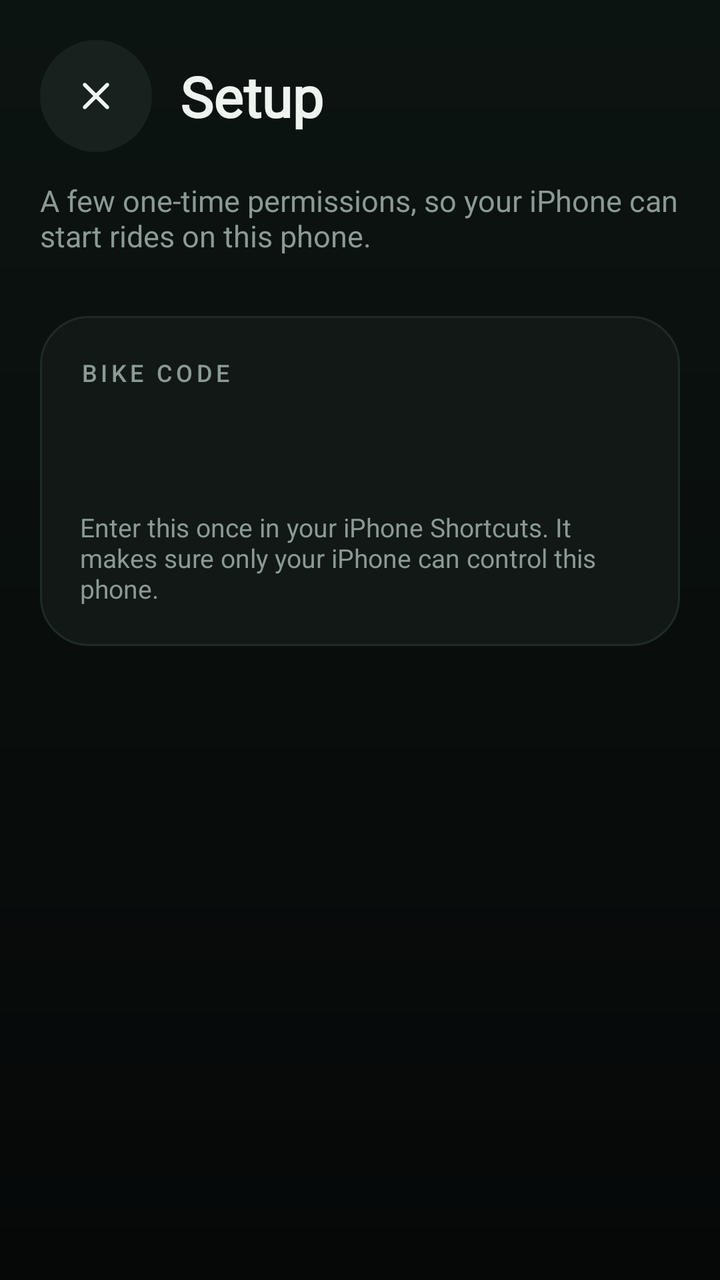
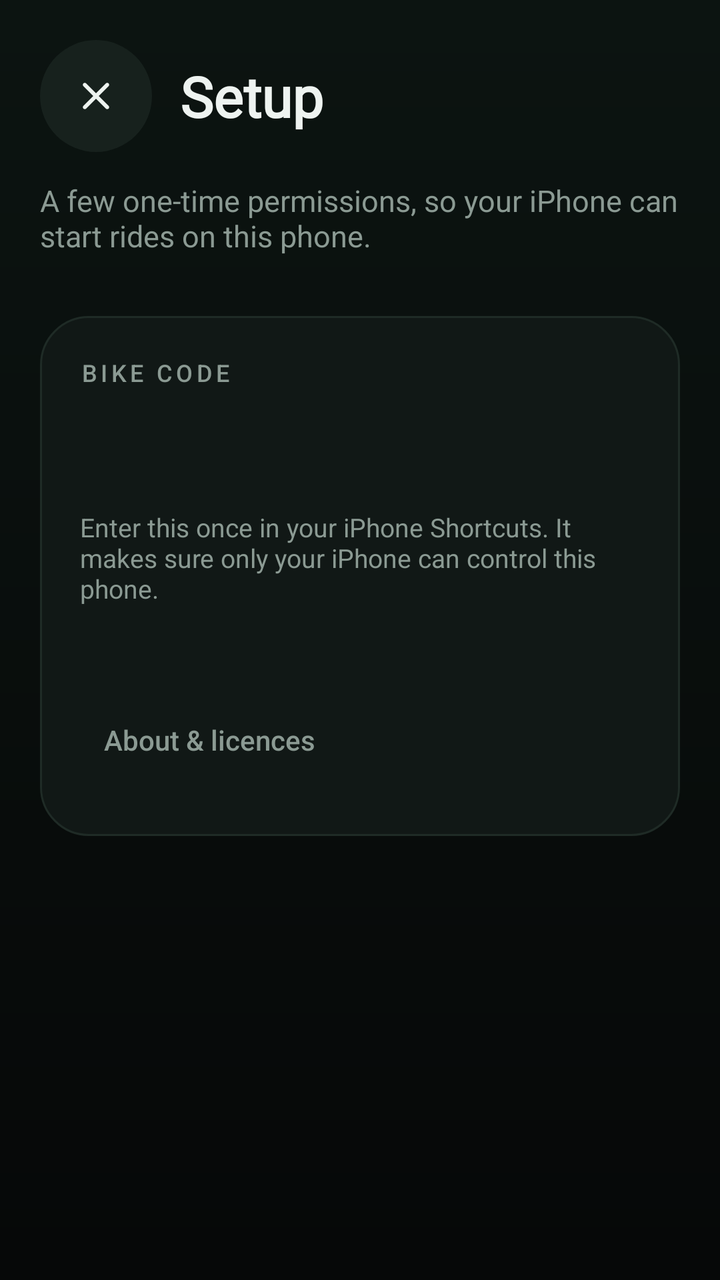

Two renders of the same Android screen: before a commit and after it. Below are the layout's source before the change and the commit's diff.
<!-- AndroidManifest.xml: application theme Theme.BikeLink -->
<!-- res/layout/activity_setup.xml -->
<?xml version="1.0" encoding="utf-8"?>
<ScrollView xmlns:android="http://schemas.android.com/apk/res/android"
    android:layout_width="match_parent"
    android:layout_height="match_parent"
    android:background="@drawable/bg_screen"
    android:fillViewport="true"
    android:fitsSystemWindows="true">

    <LinearLayout
        android:layout_width="match_parent"
        android:layout_height="wrap_content"
        android:orientation="vertical"
        android:padding="20dp">

        <LinearLayout
            android:layout_width="match_parent"
            android:layout_height="wrap_content"
            android:gravity="center_vertical"
            android:orientation="horizontal">

            <ImageButton
                android:id="@+id/close"
                android:layout_width="56dp"
                android:layout_height="56dp"
                android:scaleType="center"
                android:background="@drawable/bg_round_button"
                android:backgroundTint="@color/surface_raised"
                android:contentDescription="@string/close"
                android:src="@drawable/ic_close"
                android:tint="@color/text_primary" />

            <TextView
                android:layout_width="0dp"
                android:layout_height="wrap_content"
                android:layout_marginStart="14dp"
                android:layout_weight="1"
                android:fontFamily="@font/space_grotesk"
                android:text="@string/setup_title"
                android:textColor="@color/text_primary"
                android:textSize="28sp"
                android:textStyle="bold" />

            <TextView
                android:id="@+id/setup_summary"
                android:layout_width="wrap_content"
                android:layout_height="wrap_content"
                android:textColor="@color/text_secondary"
                android:textSize="14sp" />
        </LinearLayout>

        <TextView
            android:layout_width="match_parent"
            android:layout_height="wrap_content"
            android:layout_marginTop="14dp"
            android:text="@string/setup_intro"
            android:textColor="@color/text_secondary"
            android:textSize="15sp" />

        <LinearLayout
            android:id="@+id/setup_steps"
            android:layout_width="match_parent"
            android:layout_height="wrap_content"
            android:layout_marginTop="8dp"
            android:orientation="vertical" />

        <LinearLayout
            android:layout_width="match_parent"
            android:layout_height="wrap_content"
            android:layout_marginTop="22dp"
            android:background="@drawable/bg_card"
            android:orientation="vertical"
            android:padding="20dp">

            <TextView
                android:layout_width="wrap_content"
                android:layout_height="wrap_content"
                android:fontFamily="sans-serif-medium"
                android:letterSpacing="0.15"
                android:text="@string/bike_code_label"
                android:textAllCaps="true"
                android:textColor="@color/text_secondary"
                android:textSize="12sp" />

            <TextView
                android:id="@+id/bike_code"
                android:layout_width="wrap_content"
                android:layout_height="wrap_content"
                android:layout_marginTop="6dp"
                android:fontFamily="@font/space_grotesk"
                android:letterSpacing="0.08"
                android:textColor="@color/accent"
                android:textIsSelectable="true"
                android:textSize="36sp"
                android:textStyle="bold" />

            <TextView
                android:layout_width="match_parent"
                android:layout_height="wrap_content"
                android:layout_marginTop="6dp"
                android:text="@string/bike_code_hint"
                android:textColor="@color/text_secondary"
                android:textSize="13sp" />
        </LinearLayout>
    </LinearLayout>
</ScrollView>
<!-- resources referenced by this layout -->
<resources>
  <color name="accent">#2FD07F</color>
  <color name="surface_raised">#17211D</color>
  <color name="text_primary">#EEF3F0</color>
  <color name="text_secondary">#8B9A93</color>
  <!-- drawable bg_card (drawable) -->
  <?xml version="1.0" encoding="utf-8"?>
  <shape xmlns:android="http://schemas.android.com/apk/res/android">
      <corners android:radius="24dp" />
      <solid android:color="@color/surface" />
      <stroke
          android:width="1dp"
          android:color="@color/surface_stroke" />
  </shape>
  <!-- drawable bg_round_button (drawable) -->
  <?xml version="1.0" encoding="utf-8"?>
  <ripple xmlns:android="http://schemas.android.com/apk/res/android"
      android:color="#33FFFFFF">
      <item>
          <shape android:shape="oval">
              <solid android:color="@android:color/white" />
          </shape>
      </item>
  </ripple>
  <!-- drawable bg_screen (drawable) -->
  <?xml version="1.0" encoding="utf-8"?>
  <shape xmlns:android="http://schemas.android.com/apk/res/android">
      <gradient
          android:angle="270"
          android:endColor="@color/bg_bottom"
          android:startColor="@color/bg_top" />
  </shape>
  <!-- drawable ic_close (drawable) -->
  <?xml version="1.0" encoding="utf-8"?>
  <vector xmlns:android="http://schemas.android.com/apk/res/android"
      android:width="24dp"
      android:height="24dp"
      android:viewportWidth="960"
      android:viewportHeight="960">
      <group android:translateY="960">
          <path
              android:fillColor="@android:color/white"
              android:pathData="M480-424 284-228q-11 11-28 11t-28-11q-11-11-11-28t11-28l196-196-196-196q-11-11-11-28t11-28q11-11 28-11t28 11l196 196 196-196q11-11 28-11t28 11q11 11 11 28t-11 28L536-480l196 196q11 11 11 28t-11 28q-11 11-28 11t-28-11L480-424Z" />
      </group>
  </vector>
  <string name="bike_code_hint">Enter this once in your iPhone Shortcuts. It makes sure only your iPhone can control this phone.</string>
  <string name="bike_code_label">Bike code</string>
  <string name="close">Close</string>
  <string name="setup_intro">A few one-time permissions, so your iPhone can start rides on this phone.</string>
  <string name="setup_title">Setup</string>
  <style name="Theme.BikeLink" parent="@android:style/Theme.Material.NoActionBar">
          <item name="android:colorPrimary">@color/accent</item>
          <item name="android:colorAccent">@color/accent</item>
          <item name="android:windowBackground">@color/bg_bottom</item>
          <item name="android:statusBarColor">@color/bg_top</item>
          <item name="android:navigationBarColor">@color/bg_bottom</item>
      </style>
  <color name="surface">#111816</color>
  <color name="surface_stroke">#1F2B26</color>
  <color name="bg_bottom">#060808</color>
  <color name="bg_top">#0C1411</color>
</resources>

<!-- the commit's change to res/layout/activity_setup.xml (unified diff, before → after) -->
@@ -100,6 +100,29 @@
                 android:text="@string/bike_code_hint"
                 android:textColor="@color/text_secondary"
                 android:textSize="13sp" />
+            <TextView
+                android:id="@+id/bike_address"
+                android:layout_width="match_parent"
+                android:layout_height="wrap_content"
+                android:layout_marginTop="10dp"
+                android:fontFamily="sans-serif-medium"
+                android:textColor="@color/text_primary"
+                android:textIsSelectable="true"
+                android:textSize="14sp" />
+
+            <Button
+                android:id="@+id/about"
+                android:layout_width="wrap_content"
+                android:layout_height="wrap_content"
+                android:layout_marginTop="10dp"
+                android:background="@drawable/bg_nav_button"
+                android:minHeight="56dp"
+                android:paddingHorizontal="12dp"
+                android:stateListAnimator="@null"
+                android:text="@string/about_licences"
+                android:textAllCaps="false"
+                android:textColor="@color/text_secondary"
+                android:textSize="14sp" />
         </LinearLayout>
     </LinearLayout>
 </ScrollView>
<!-- resource entries referenced after the edit -->
@@ -13,6 +13,17 @@
           android:width="1dp"
           android:color="@color/surface_stroke" />
   </shape>
+  <!-- drawable bg_nav_button (drawable) -->
+  <?xml version="1.0" encoding="utf-8"?>
+  <ripple xmlns:android="http://schemas.android.com/apk/res/android"
+      android:color="#26FFFFFF">
+      <item android:id="@android:id/mask">
+          <shape>
+              <corners android:radius="18dp" />
+              <solid android:color="@android:color/white" />
+          </shape>
+      </item>
+  </ripple>
   <!-- drawable bg_round_button (drawable) -->
   <?xml version="1.0" encoding="utf-8"?>
   <ripple xmlns:android="http://schemas.android.com/apk/res/android"
@@ -44,6 +55,7 @@
               android:pathData="M480-424 284-228q-11 11-28 11t-28-11q-11-11-11-28t11-28l196-196-196-196q-11-11-11-28t11-28q11-11 28-11t28 11l196 196 196-196q11-11 28-11t28 11q11 11 11 28t-11 28L536-480l196 196q11 11 11 28t-11 28q-11 11-28 11t-28-11L480-424Z" />
       </group>
   </vector>
+  <string name="about_licences">About &amp; licences</string>
   <string name="bike_code_hint">Enter this once in your iPhone Shortcuts. It makes sure only your iPhone can control this phone.</string>
   <string name="bike_code_label">Bike code</string>
   <string name="close">Close</string>
